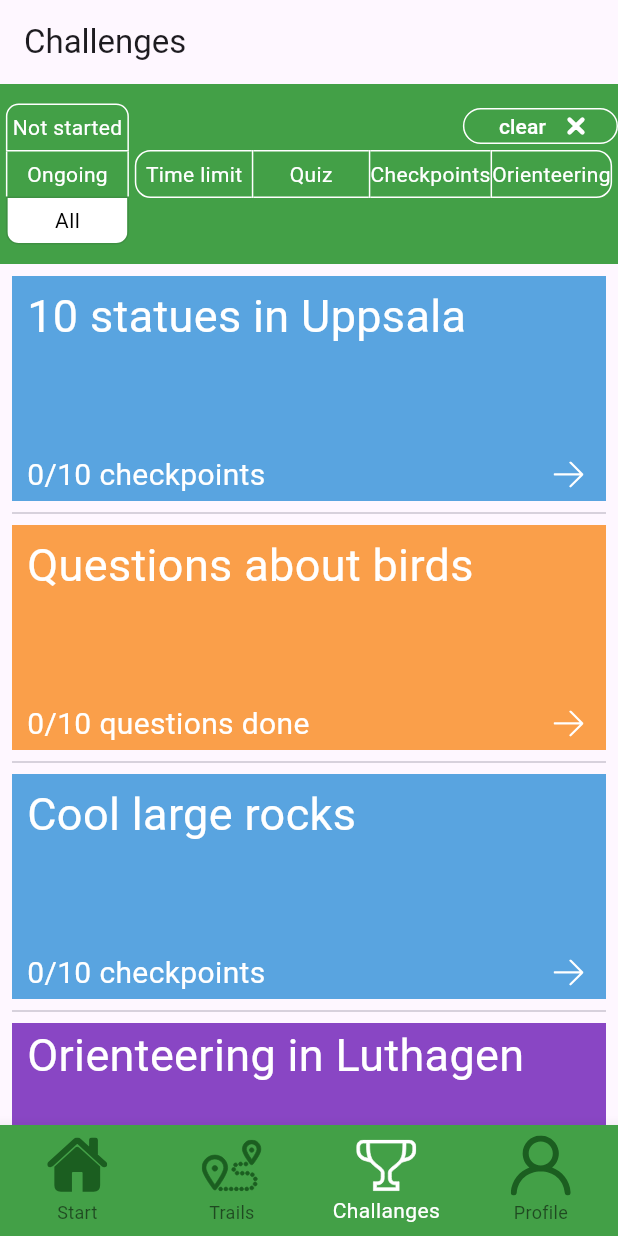
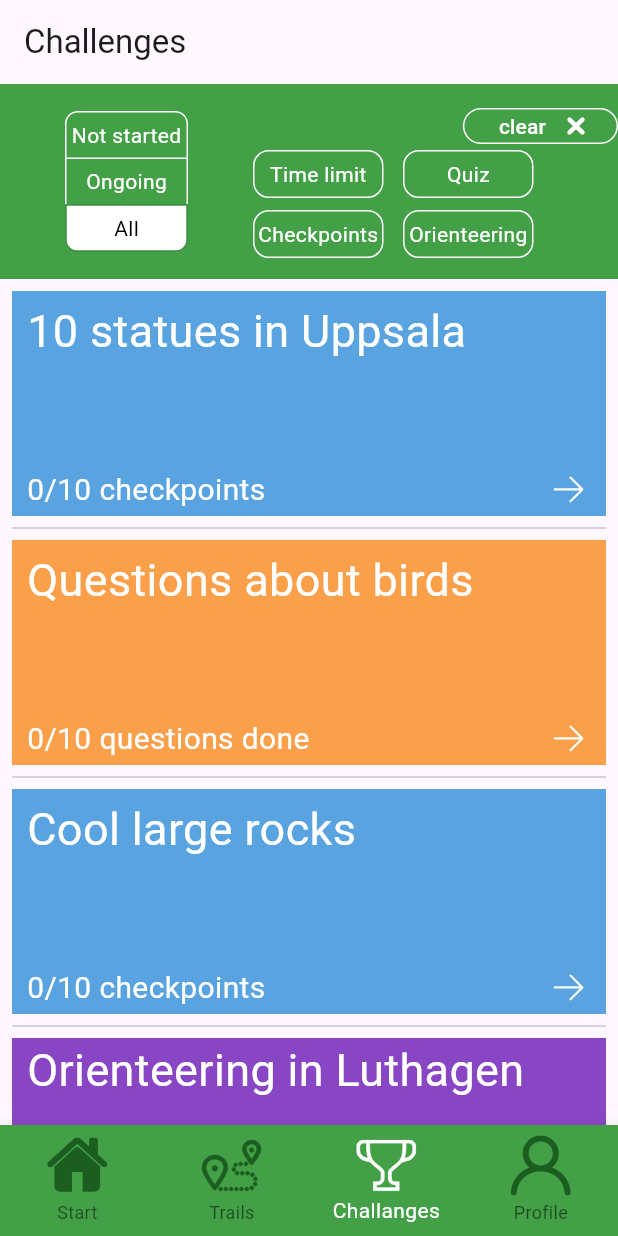
Before and after one commit to Miro-Ali-Akbar/DSP-Fikon, a Flutter app: the screen it shows after launch, item 3 of the bottom bar chosen, on a phone screen of 412 x 824 dp. Run offline on Flutter 3.47's test engine with Material 3 defaults, Android fonts, the phone set to English and light mode, and no system bars; our stand-ins replace flutter_svg; Roboto replaces fonts that are missing (InterRegular).

Commit message:
filter buttons now look and are positioned how they are supposed to

```diff
--- a/client/lib/pages/challenge_page.dart
+++ b/client/lib/pages/challenge_page.dart
@@ -1,8 +1,8 @@
+import 'package:flutter/cupertino.dart';
 import 'package:flutter/material.dart';
-import 'package:flutter/widgets.dart';
 import 'package:flutter_svg/flutter_svg.dart';
 import 'package:trailquest/challenges_list.dart';
-import 'package:trailquest/widgets/challenge_cards.dart';
+import 'package:trailquest/widgets/filter_buttons.dart';
 
 
 
@@ -34,7 +34,6 @@ class _ChallengeState extends State<ChallengePage> {
 
   @override
   Widget build(BuildContext context) {
-    //bool selectedNotStarted = false;
 
     return MaterialApp(
       debugShowCheckedModeBanner: false,
@@ -45,7 +44,7 @@ class _ChallengeState extends State<ChallengePage> {
         ),
         body: Scaffold(
           appBar: PreferredSize(
-            preferredSize: Size.fromHeight(120),
+            preferredSize: Size.fromHeight(130),
             child: AppBar(
               backgroundColor: Colors.green.shade600,
               actions: [
@@ -97,29 +96,21 @@ class _ChallengeState extends State<ChallengePage> {
                     children: statusChallenge,
                   ),]),
 
-                  Column(
-                    mainAxisAlignment: MainAxisAlignment.spaceAround,
-                    children: [ToggleButtons(
-                      direction: Axis.horizontal,
-                      onPressed: (int index) {
-                        setState(() {
-                          _selectedType[index] = !_selectedType[index];
-                        });
-                      },
-                      borderRadius: const BorderRadius.all(Radius.circular(10)),
-                      borderColor: Colors.white,
-                      selectedColor: Colors.black,
-                      fillColor: Colors.white,
-                      color: Colors.white,
-                      constraints: const BoxConstraints(
-                        minHeight: 30.0,
-                        minWidth: 77.0,
-                      ),
-                      isSelected: _selectedType,
-                      children: typeChallenge,
-                    ),]
+                  Align(
+                    alignment: Alignment.bottomCenter,
+                    child: Container(
+                      height: 90,
+                      width: 200,
+                      alignment: Alignment.bottomCenter,
+                      padding: EdgeInsets.only(bottom: 6),
+                      child:
+                        Expanded(
+                          child: FilterButtons()
+                        )
+                    ),
                   )
-                ],),
+                ],
+              ),
 
             ),
           ),
--- /dev/null
+++ b/client/lib/widgets/filter_buttons.dart
@@ -0,0 +1,50 @@
+import 'package:flutter/material.dart';
+
+final List<bool> _selectedType = <bool>[false, false, false, false];
+
+
+class FilterButtons extends StatefulWidget {
+  const FilterButtons({
+    super.key
+  });
+
+  @override
+  State<FilterButtons> createState() => _FilterState();
+}
+
+class _FilterState extends State<FilterButtons> {
+
+  @override
+  Widget build(BuildContext context) {
+    return GridView.count(
+      physics: NeverScrollableScrollPhysics(),
+      childAspectRatio: 5/2,
+      crossAxisCount: 2,
+      children: [
+        Text('Time limit'),
+        Text('Quiz'),
+        Text('Checkpoints'),
+        Text('Orienteering')
+      ].asMap().entries.map((widget) {
+        return ToggleButtons(
+          borderRadius: const BorderRadius.all(Radius.circular(10)),
+          borderColor: Colors.white,
+          selectedColor: Colors.black,
+          fillColor: Colors.white,
+          color: Colors.white,
+          constraints: const BoxConstraints(
+            minHeight: 30.0,
+            minWidth: 85.0,
+          ),
+          isSelected: [_selectedType[widget.key]],
+          onPressed: (int index) {
+            setState(() {
+              _selectedType[widget.key] = !_selectedType[widget.key];
+            });
+          },
+          children: [widget.value],
+        );
+      }).toList()
+    );
+  }
+}
```
